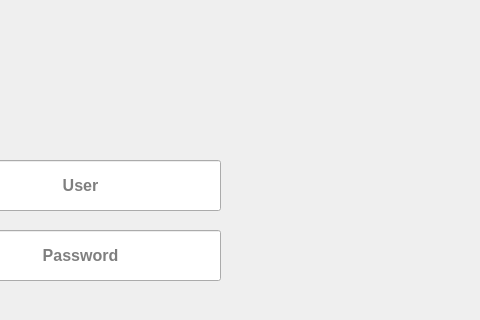
First picture: the form in src/graphic_interface/src/dotandbox_1_1/loginwindow.ui, repository juankipedia/DotAndBoxes, before the edit; both pictures show x 320 to 800 and y 0 to 320 of the 800 by 600 pixel window.
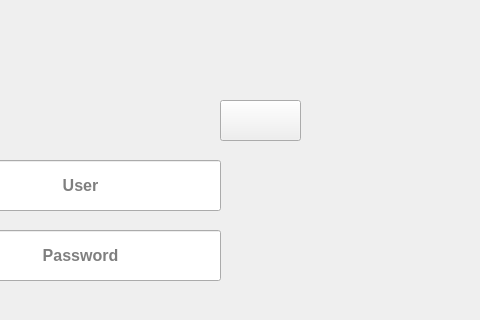
Second picture: the form after the edit. Icons and pictures are not drawn.

Commit message: adds signup window

What changed in the file:
```diff
--- a/src/graphic_interface/src/dotandbox_1_1/loginwindow.ui
+++ b/src/graphic_interface/src/dotandbox_1_1/loginwindow.ui
@@ -149,6 +149,22 @@
      <set>Qt::AlignCenter</set>
     </property>
    </widget>
+   <widget class="QPushButton" name="b_sett_2">
+    <property name="geometry">
+     <rect>
+      <x>540</x>
+      <y>100</y>
+      <width>81</width>
+      <height>41</height>
+     </rect>
+    </property>
+    <property name="styleSheet">
+     <string notr="true">border-image: url(:/images/images/settings_button.png);</string>
+    </property>
+    <property name="text">
+     <string/>
+    </property>
+   </widget>
   </widget>
   <widget class="QStatusBar" name="statusbar"/>
  </widget>
```
The commit also changes 7 other files.
